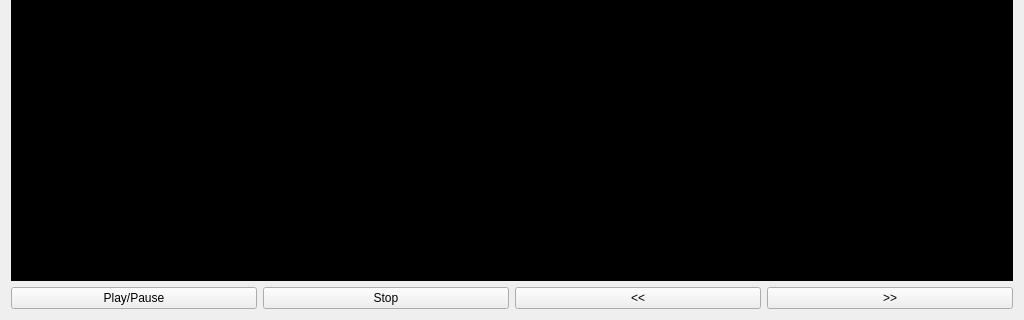
The window that res/ui/mainwindow.ui (alenzeinolov/WolfSuite) describes before a commit, drawn with Qt 5; both pictures show x 0 to 1024 and y 255 to 575 of the 1024 by 575 pixel window.
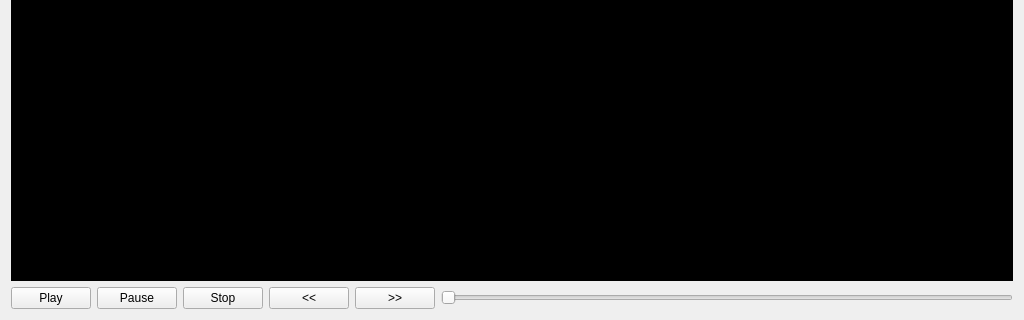
The same window after the commit. The open tabs and pages were chosen to show the change.

Commit message: Fixed frame rate issues, improved player UI

The edit to the form file:
```diff
--- a/res/ui/mainwindow.ui
+++ b/res/ui/mainwindow.ui
@@ -138,12 +138,19 @@
                <string notr="true"/>
               </property>
               <property name="text">
-               <string>Play/Pause</string>
+               <string>Play</string>
               </property>
              </widget>
             </item>
             <item>
-             <widget class="QPushButton" name="pushButton_3">
+             <widget class="QPushButton" name="pauseButton">
+              <property name="text">
+               <string>Pause</string>
+              </property>
+             </widget>
+            </item>
+            <item>
+             <widget class="QPushButton" name="stopButton">
               <property name="text">
                <string>Stop</string>
               </property>
@@ -163,6 +170,13 @@
               </property>
              </widget>
             </item>
+            <item>
+             <widget class="QSlider" name="videotimeSlider">
+              <property name="orientation">
+               <enum>Qt::Horizontal</enum>
+              </property>
+             </widget>
+            </item>
            </layout>
           </item>
          </layout>
```
Left out of the diff: 8 changed lines with no effect on the pictures. The commit also changes 5 other files.
